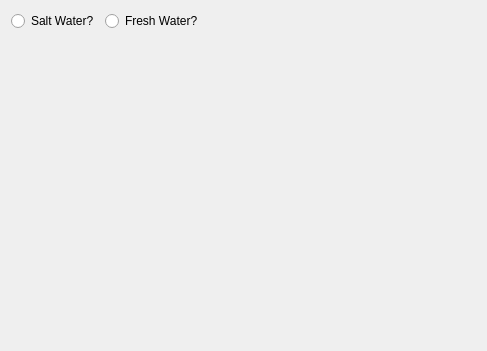
Old version of the form Calculators/PressureTemperatureVolume/CombinedGasLaw/Page.ui in the repository towel42-com/SCUBA-Calculator.
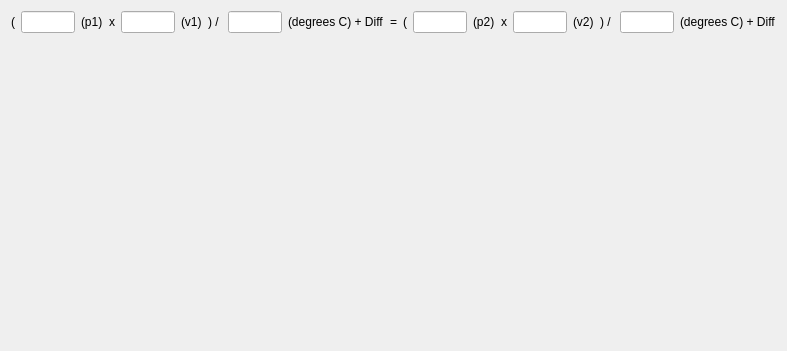
New version of the form.

Diff of the .ui file:
```diff
--- a/Calculators/PressureTemperatureVolume/CombinedGasLaw/Page.ui
+++ b/Calculators/PressureTemperatureVolume/CombinedGasLaw/Page.ui
@@ -6,7 +6,7 @@
    <rect>
     <x>0</x>
     <y>0</y>
-    <width>487</width>
+    <width>787</width>
     <height>351</height>
    </rect>
   </property>
@@ -17,31 +17,113 @@
    <item>
     <layout class="QHBoxLayout" name="horizontalLayout">
      <item>
-      <widget class="QRadioButton" name="saltwater">
+      <widget class="QLabel" name="label_4">
        <property name="text">
-        <string>Salt Water?</string>
+        <string>(</string>
        </property>
       </widget>
      </item>
      <item>
-      <widget class="QRadioButton" name="freshWater">
+      <widget class="QLineEdit" name="p1"/>
+     </item>
+     <item>
+      <widget class="QLabel" name="p1Label">
        <property name="text">
-        <string>Fresh Water?</string>
+        <string>(p1)</string>
        </property>
       </widget>
      </item>
      <item>
-      <spacer name="horizontalSpacer">
-       <property name="orientation">
-        <enum>Qt::Orientation::Horizontal</enum>
+      <widget class="QLabel" name="label">
+       <property name="text">
+        <string>x</string>
        </property>
-       <property name="sizeHint" stdset="0">
-        <size>
-         <width>40</width>
-         <height>20</height>
-        </size>
+      </widget>
+     </item>
+     <item>
+      <widget class="QLineEdit" name="v1"/>
+     </item>
+     <item>
+      <widget class="QLabel" name="v1Label">
+       <property name="text">
+        <string>(v1)</string>
        </property>
-      </spacer>
+      </widget>
+     </item>
+     <item>
+      <widget class="QLabel" name="label_5">
+       <property name="text">
+        <string>) / </string>
+       </property>
+      </widget>
+     </item>
+     <item>
+      <widget class="QLineEdit" name="t1"/>
+     </item>
+     <item>
+      <widget class="QLabel" name="t1Label">
+       <property name="text">
+        <string>(degrees C) + Diff</string>
+       </property>
+      </widget>
+     </item>
+     <item>
+      <widget class="QLabel" name="label_7">
+       <property name="text">
+        <string>=</string>
+       </property>
+      </widget>
+     </item>
+     <item>
+      <widget class="QLabel" name="label_3">
+       <property name="text">
+        <string>(</string>
+       </property>
+      </widget>
+     </item>
+     <item>
+      <widget class="QLineEdit" name="p2"/>
+     </item>
+     <item>
+      <widget class="QLabel" name="p2Label">
+       <property name="text">
+        <string>(p2)</string>
+       </property>
+      </widget>
+     </item>
+     <item>
+      <widget class="QLabel" name="label_2">
+       <property name="text">
+        <string>x</string>
+       </property>
+      </widget>
+     </item>
+     <item>
+      <widget class="QLineEdit" name="v2"/>
+     </item>
+     <item>
+      <widget class="QLabel" name="v2Label">
+       <property name="text">
+        <string>(v2)</string>
+       </property>
+      </widget>
+     </item>
+     <item>
+      <widget class="QLabel" name="label_6">
+       <property name="text">
+        <string>) / </string>
+       </property>
+      </widget>
+     </item>
+     <item>
+      <widget class="QLineEdit" name="t2"/>
+     </item>
+     <item>
+      <widget class="QLabel" name="t2Label">
+       <property name="text">
+        <string>(degrees C) + Diff</string>
+       </property>
+      </widget>
      </item>
     </layout>
    </item>
```
Left out of the diff: 4 changed lines with no effect on the pictures.
